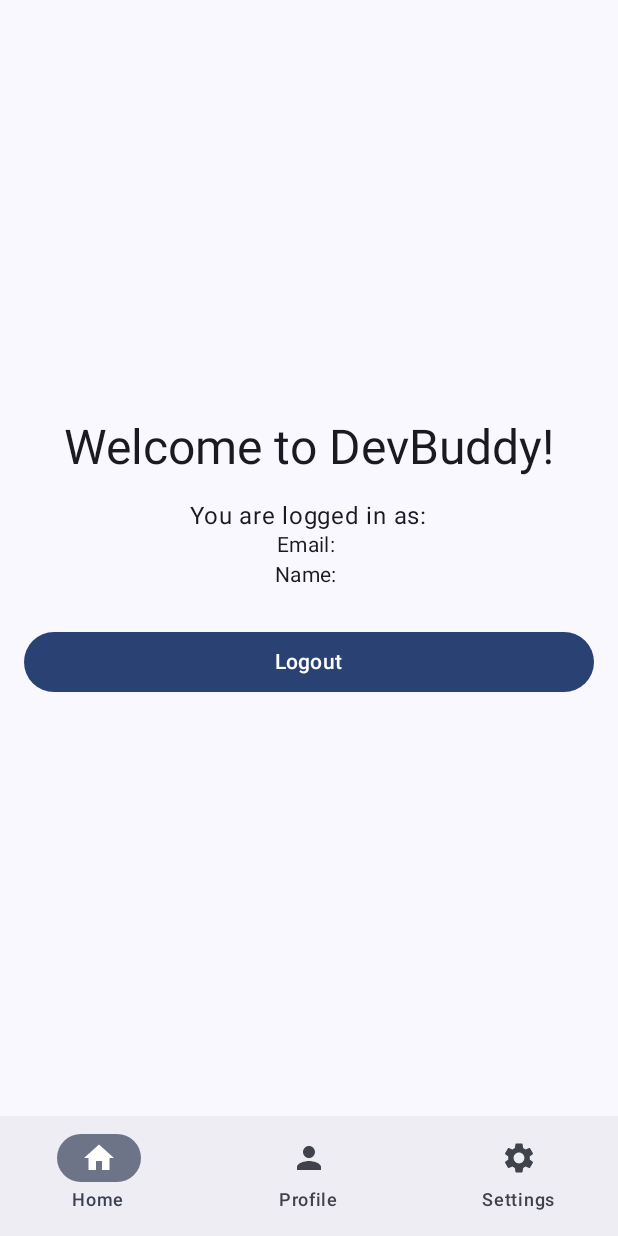
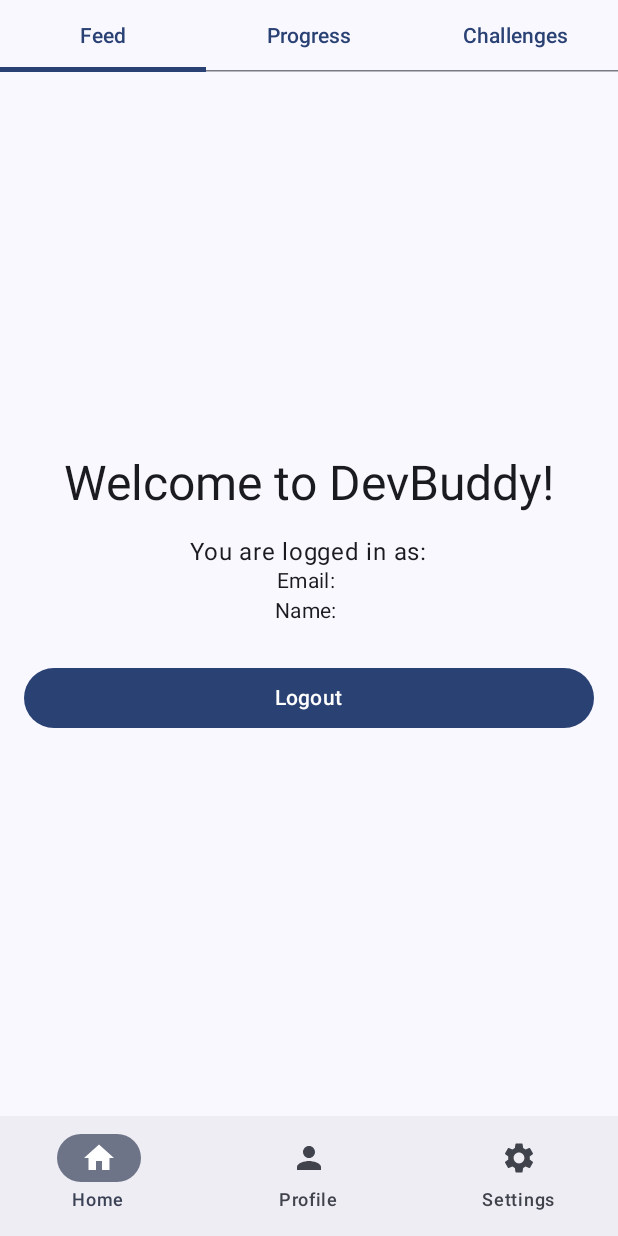
Before and after one commit to Chaos-19/DailyNugget_App, an Android app built with Jetpack Compose: the HomeScreen screen opened through its navigation route, on a phone screen of 412 x 824 dp. Run offline under Robolectric (Android 15) with nearby library versions, the phone set to English and light mode, and no system bars; our stand-ins replace Dagger/Hilt's generated code, Firebase (no records; nobody signed in at launch, a user with empty details on screens opened directly).

Commit message:
feat: add tab nav

```diff
--- a/app/src/main/java/com/chaosdev/devbuddy/ui/home/HomeScreen.kt
+++ b/app/src/main/java/com/chaosdev/devbuddy/ui/home/HomeScreen.kt
@@ -1,23 +1,16 @@
 package com.chaosdev.devbuddy.ui.home
 
 import android.widget.Toast
-import androidx.compose.foundation.layout.Arrangement
-import androidx.compose.foundation.layout.Column
-import androidx.compose.foundation.layout.Spacer
-import androidx.compose.foundation.layout.fillMaxSize
-import androidx.compose.foundation.layout.fillMaxWidth
-import androidx.compose.foundation.layout.height
-import androidx.compose.foundation.layout.padding
-import androidx.compose.material3.Button
-import androidx.compose.material3.CircularProgressIndicator
-import androidx.compose.material3.ExperimentalMaterial3Api
-import androidx.compose.material3.MaterialTheme
-import androidx.compose.material3.Scaffold
-import androidx.compose.material3.Text
+import androidx.compose.foundation.ExperimentalFoundationApi
+import androidx.compose.foundation.layout.*
+import androidx.compose.foundation.pager.HorizontalPager
+import androidx.compose.foundation.pager.rememberPagerState
+import androidx.compose.material3.*
 import androidx.compose.runtime.Composable
 import androidx.compose.runtime.LaunchedEffect
 import androidx.compose.runtime.collectAsState
 import androidx.compose.runtime.getValue
+import androidx.compose.runtime.rememberCoroutineScope
 import androidx.compose.ui.Alignment
 import androidx.compose.ui.Modifier
 import androidx.compose.ui.platform.LocalContext
@@ -27,9 +20,9 @@ import androidx.navigation.NavController
 import androidx.navigation.NavHostController
 import com.chaosdev.devbuddy.ui.common.Resource
 import com.chaosdev.devbuddy.ui.navigation.BottomNavigationBar
-import com.chaosdev.devbuddy.ui.navigation.Screen
+import kotlinx.coroutines.launch
 
-@OptIn(ExperimentalMaterial3Api::class)
+@OptIn(ExperimentalFoundationApi::class, ExperimentalMaterial3Api::class)
 @Composable
 fun HomeScreen(
     navController: NavController,
@@ -39,25 +32,27 @@ fun HomeScreen(
     val logoutState by viewModel.logoutState.collectAsState()
     val currentUser by viewModel.currentUser.collectAsState()
 
+    // Tab setup
+    val tabs = listOf("Feed", "Progress", "Challenges")
+    val pagerState = rememberPagerState(pageCount = { tabs.size })
+    val coroutineScope = rememberCoroutineScope()
+
     LaunchedEffect(logoutState) {
         when (logoutState) {
             is Resource.Success -> {
                 Toast.makeText(context, "Logged out successfully!", Toast.LENGTH_SHORT).show()
-                navController.navigate(Screen.Login.route) {
-                    popUpTo(Screen.Home.route) { inclusive = true }
+                navController.navigate("login_screen") {
+                    popUpTo("home_screen") { inclusive = true }
                 }
                 viewModel.resetLogoutState()
             }
-
             is Resource.Error -> {
                 Toast.makeText(context, logoutState.message, Toast.LENGTH_LONG).show()
                 viewModel.resetLogoutState()
             }
-
             is Resource.Loading -> {
                 // Show loading indicator
             }
-
             is Resource.Idle -> {
                 // Initial state
             }
@@ -65,12 +60,50 @@ fun HomeScreen(
     }
 
     Scaffold(
-        bottomBar = { BottomNavigationBar(navController as NavHostController) }
+        bottomBar = { BottomNavigationBar(navController as NavHostController) },
+        topBar = {
+            TabRow(
+                selectedTabIndex = pagerState.currentPage,
+                modifier = Modifier.fillMaxWidth()
+            ) {
+                tabs.forEachIndexed { index, title ->
+                    Tab(
+                        text = { Text(title) },
+                        selected = pagerState.currentPage == index,
+                        onClick = {
+                            coroutineScope.launch {
+                                pagerState.animateScrollToPage(index)
+                            }
+                        }
+                    )
+                }
+            }
+        }
     ) { innerPadding ->
+        HorizontalPager(
+            state = pagerState,
+            modifier = Modifier
+                .fillMaxSize()
+                .padding(innerPadding)
+        ) { page ->
+            when (page) {
+                0 -> FeedTabContent(currentUser, logoutState, viewModel)
+                1 -> ProgressTabContent()
+                2 -> ChallengesTabContent()
+            }
+        }
+    }
+}
+
+@Composable
+fun FeedTabContent(
+    currentUser: com.google.firebase.auth.FirebaseUser?,
+    logoutState: Resource<Unit>,
+    viewModel: HomeViewModel
+) {
     Column(
         modifier = Modifier
             .fillMaxSize()
-                .padding(innerPadding)
             .padding(16.dp),
         horizontalAlignment = Alignment.CenterHorizontally,
         verticalArrangement = Arrangement.Center
@@ -80,11 +113,8 @@ fun HomeScreen(
 
         if (currentUser != null) {
             Text(text = "You are logged in as:", style = MaterialTheme.typography.bodyLarge)
-                Text(
-                    text = "Email: ${currentUser?.email ?: "N/A"}",
-                    style = MaterialTheme.typography.bodyMedium
-                )
-                currentUser?.displayName?.let { name ->
+            Text(text = "Email: ${currentUser.email ?: "N/A"}", style = MaterialTheme.typography.bodyMedium)
+            currentUser.displayName?.let { name ->
                 Text(text = "Name: $name", style = MaterialTheme.typography.bodyMedium)
             }
             Spacer(modifier = Modifier.height(24.dp))
@@ -106,4 +136,39 @@ fun HomeScreen(
         }
     }
 }
+
+@Composable
+fun ProgressTabContent() {
+    Column(
+        modifier = Modifier
+            .fillMaxSize()
+            .padding(16.dp),
+        horizontalAlignment = Alignment.CenterHorizontally,
+        verticalArrangement = Arrangement.Center
+    ) {
+        Text(text = "Progress", style = MaterialTheme.typography.headlineLarge)
+        Spacer(modifier = Modifier.height(16.dp))
+        Text(
+            text = "Track your learning progress here.",
+            style = MaterialTheme.typography.bodyLarge
+        )
     }
+}
+
+@Composable
+fun ChallengesTabContent() {
+    Column(
+        modifier = Modifier
+            .fillMaxSize()
+            .padding(16.dp),
+        horizontalAlignment = Alignment.CenterHorizontally,
+        verticalArrangement = Arrangement.Center
+    ) {
+        Text(text = "Challenges", style = MaterialTheme.typography.headlineLarge)
+        Spacer(modifier = Modifier.height(16.dp))
+        Text(
+            text = "Explore coding challenges and tasks.",
+            style = MaterialTheme.typography.bodyLarge
+        )
+    }
+}
```
Lines whose indentation alone changed are shown as unchanged.
